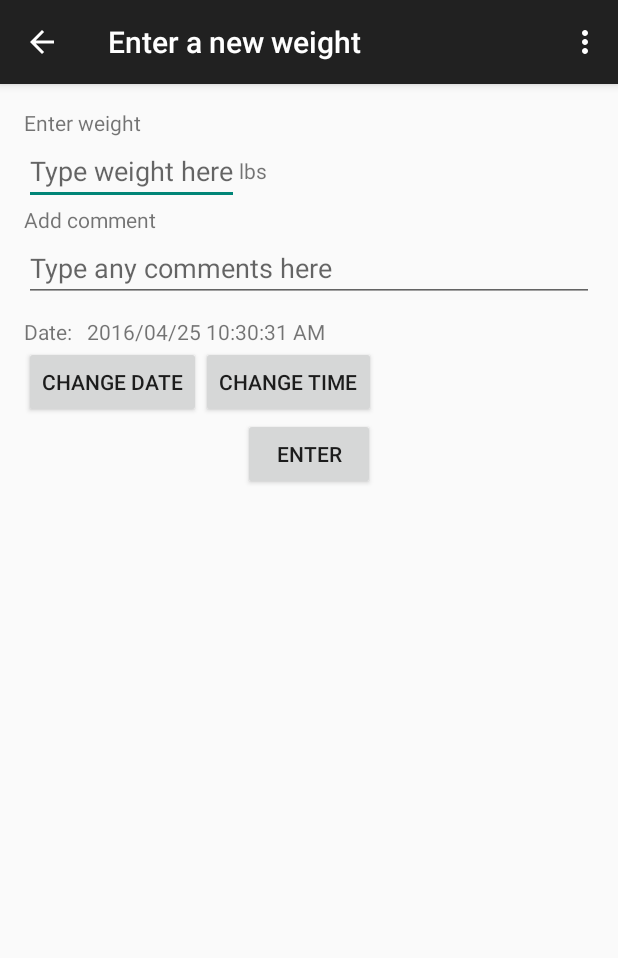
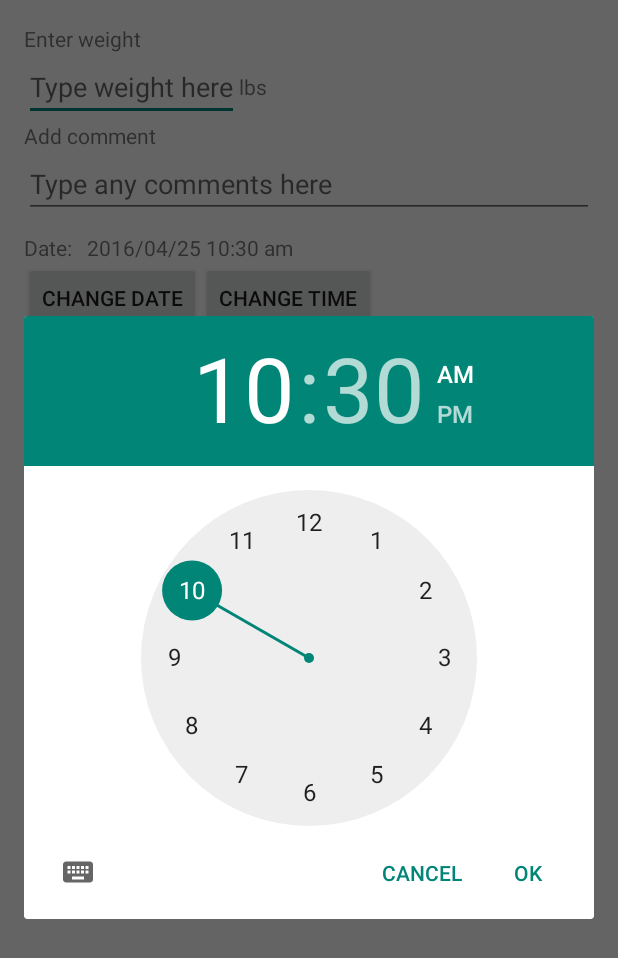
Before and after one commit to leiboldm/BulkTracker, an Android app: the WeightEntryActivity screen opened directly, with no data from a screen before it, after a tap on "CHANGE TIME", on a phone screen of 412 x 824 dp. Shown: the top 958 px of the screen. Run offline under Robolectric (Android 15) with nearby library versions, the phone set to English and light mode, and no system bars.

Commit message:
Implemented date and time pickers

```diff
--- /dev/null
+++ b/app/src/main/java/com/mattleibold/bulktracker/TimePickerFragment.java
@@ -0,0 +1,33 @@
+package com.mattleibold.bulktracker;
+
+import android.app.DialogFragment;
+import android.app.Dialog;
+import android.app.TimePickerDialog;
+import android.os.Bundle;
+import android.text.format.DateFormat;
+import android.widget.TimePicker;
+
+import java.util.Calendar;
+
+/**
+ * Created by Matt on 4/24/2016.
+ */
+public class TimePickerFragment extends DialogFragment
+        implements TimePickerDialog.OnTimeSetListener {
+
+    @Override
+    public Dialog onCreateDialog(Bundle savedInstanceState) {
+        // Use the current time as the default values for the picker
+        final Calendar c = Calendar.getInstance();
+        int hour = c.get(Calendar.HOUR_OF_DAY);
+        int minute = c.get(Calendar.MINUTE);
+
+        // Create a new instance of TimePickerDialog and return it
+        return new TimePickerDialog(getActivity(), this, hour, minute,
+                DateFormat.is24HourFormat(getActivity()));
+    }
+
+    public void onTimeSet(TimePicker view, int hourOfDay, int minute) {
+        ((WeightEntryActivity) getActivity()).setTime(hourOfDay, minute);
+    }
+}
--- a/app/src/main/java/com/mattleibold/bulktracker/Utilities.java
+++ b/app/src/main/java/com/mattleibold/bulktracker/Utilities.java
@@ -39,4 +39,21 @@ public class Utilities {
         return date;
     }
 
+    public static String secondsToTimeString(int secsFromStartOfDay) {
+        int hours = secsFromStartOfDay / 3600;
+        int minutes = (secsFromStartOfDay - (hours * 3600)) / 60;
+        String minuteStr = String.valueOf(minutes);
+        if (minuteStr.length() < 2) minuteStr = "0" + minuteStr;
+        String meridiem = "am";
+        if (hours > 12) {
+            hours -= 12;
+            meridiem = "pm";
+        } else if (hours == 12) {
+            meridiem = "pm";
+        } else if (hours == 0) {
+            hours = 12;
+        }
+        return String.valueOf(hours) + ":" + minuteStr + " " + meridiem;
+    }
+
 }
--- a/app/src/main/java/com/mattleibold/bulktracker/WeightEntryActivity.java
+++ b/app/src/main/java/com/mattleibold/bulktracker/WeightEntryActivity.java
@@ -1,7 +1,9 @@
 package com.mattleibold.bulktracker;
 
+import android.app.DialogFragment;
 import android.content.Context;
 import android.content.Intent;
+import android.support.v4.app.FragmentActivity;
 import android.support.v7.app.ActionBarActivity;
 import android.os.Bundle;
 import android.text.format.Time;
@@ -23,18 +25,19 @@ import java.util.GregorianCalendar;
 import java.util.TimeZone;
 
 
-public class WeightEntryActivity extends ActionBarActivity {
+public class WeightEntryActivity extends FragmentActivity {
+
+    private String date;
+    private int time;
 
     @Override
     protected void onCreate(Bundle savedInstanceState) {
         super.onCreate(savedInstanceState);
         setContentView(R.layout.activity_weight_entry);
 
-        TextView dateView = (TextView) findViewById(R.id.dateValue);
-        String currentDateString = Utilities.getCurrentDateString() + " " +
-                Utilities.getCurrentTimeString();
-        dateView.setText(currentDateString);
-        Log.d("BTLOG", currentDateString);
+        date = Utilities.getCurrentDateString();
+        time = Utilities.getSecondsSinceStartOfDay();
+        setDateTimeView();
 
         String passedWeight = "";
         if (savedInstanceState == null) {
@@ -99,10 +102,31 @@ public class WeightEntryActivity extends ActionBarActivity {
     }
 
     public void showTimePickerDialog(View v) {
-
+        DialogFragment df = new TimePickerFragment();
+        df.show(getFragmentManager(), "timePicker");
     }
 
     public void showDatePickerDialog(View v) {
+        DialogFragment df  = new DatePickerFragment();
+        df.show(getFragmentManager(), "datePicker");
+    }
 
+    public void setTime(int hour, int minute) {
+        time = hour * 3600 + minute * 60;
+        setDateTimeView();
+    }
+
+    // Called by DatePickerFragment.onDateSet
+    public void setDate(int year, int month, int day) {
+        date = String.format("%04d", year) + "/" + String.format("%02d", month) + "/" +
+                String.format("%02d", day);
+        setDateTimeView();
+    }
+
+    // update the view to display the date and time stored in private members date, time
+    public void setDateTimeView() {
+        String timeStr = Utilities.secondsToTimeString(time);
+        TextView dateTimeView = (TextView) findViewById(R.id.dateTimeValue);
+        dateTimeView.setText(date + " " + timeStr);
     }
 }
--- a/app/src/main/res/layout/activity_weight_entry.xml
+++ b/app/src/main/res/layout/activity_weight_entry.xml
@@ -36,7 +36,7 @@
             android:layout_height="wrap_content"
             android:paddingRight="10dp"/>
         <TextView android:text="" android:layout_width="wrap_content"
-            android:layout_height="wrap_content" android:id="@+id/dateValue"/>
+            android:layout_height="wrap_content" android:id="@+id/dateTimeValue"/>
     </LinearLayout>
 
     <LinearLayout android:layout_height="wrap_content" android:layout_width="fill_parent"
--- a/app/src/main/res/values/strings.xml
+++ b/app/src/main/res/values/strings.xml
@@ -32,4 +32,7 @@
     <string name="title_activity_graph_view">Weight history chart</string>
     <string name="raw_data">Raw data</string>
     <string name="smoothed_data">Smoothed data</string>
+
+<!-- TODO: Remove or change this placeholder text -->
+    <string name="hello_blank_fragment">Hello blank fragment</string>
 </resources>
```
Also changed, not shown: app/src/main/java/com/mattleibold/bulktracker/DBHelper.java (+1 -14 lines), app/src/main/java/com/mattleibold/bulktracker/DatePickerFragment.java (added, +33 -0 lines), app/src/main/res/layout/fragment_date_picker.xml (added, +10 -0 lines), app/src/main/res/layout/fragment_time_picker.xml (added, +10 -0 lines).
